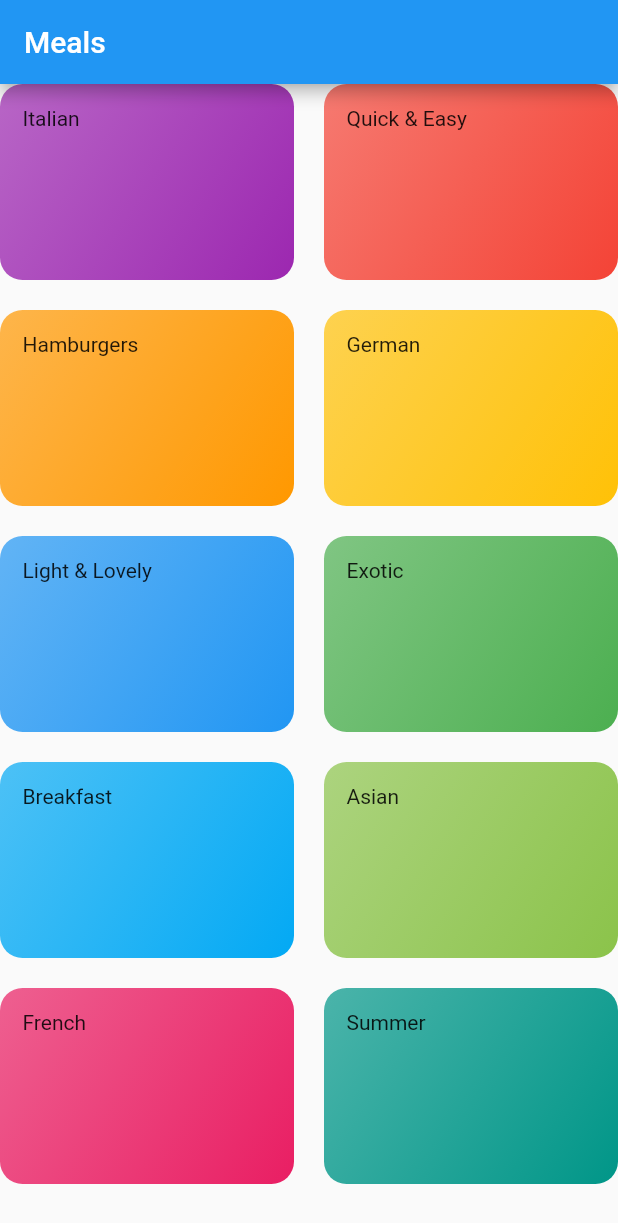
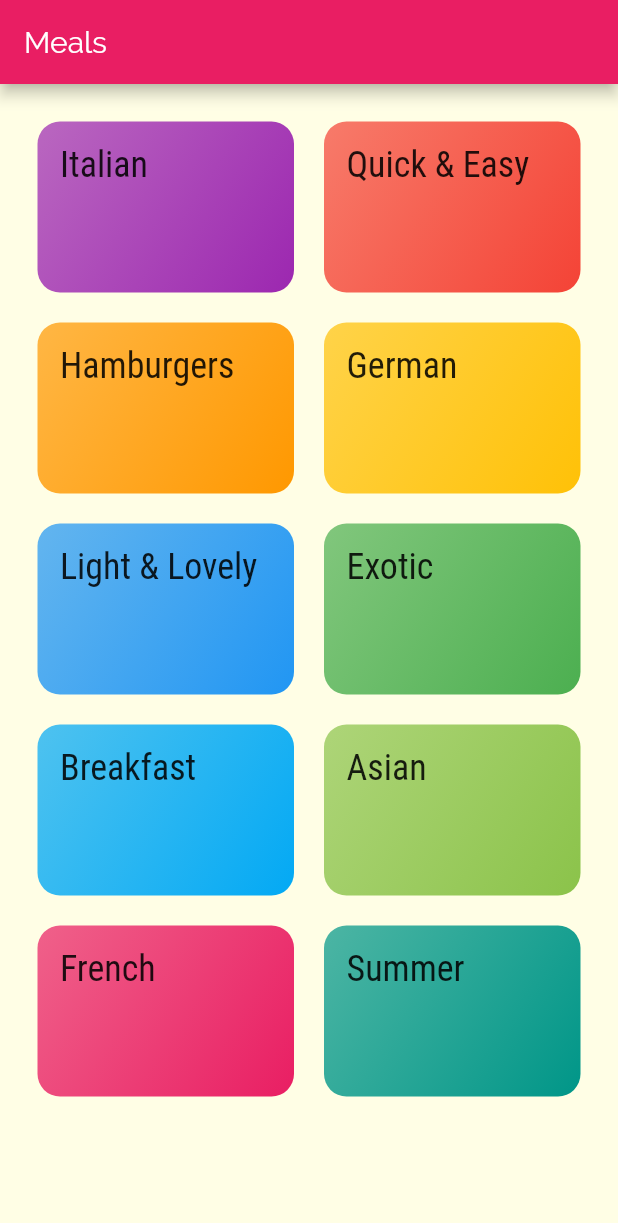
Before and after one commit to Sacxy/Meal-App, a Flutter app: the screen it shows after launch, on a phone screen of 412 x 824 dp. Shown: the top 1223 px of the screen. Run offline on Flutter 3.47's test engine with Material 2 defaults, Android fonts, the phone set to English and light mode, and no system bars.

Commit message:
Some Styling & fonts

```diff
--- a/lib/categories_screen.dart
+++ b/lib/categories_screen.dart
@@ -11,6 +11,7 @@ class CategoriesScreen extends StatelessWidget {
         title: const Text('Meals'),
       ),
       body: GridView(
+        padding: const EdgeInsets.all(25),
         children: DUMMY_CATEGORIES
             .map((catData) => CategoryItem(
                   catData.title,
--- a/lib/category_item.dart
+++ b/lib/category_item.dart
@@ -10,7 +10,7 @@ class CategoryItem extends StatelessWidget {
   Widget build(BuildContext context) {
     return Container(
       padding: EdgeInsets.all(15),
-      child: Text(title),
+      child: Text(title, style: Theme.of(context).textTheme.title,),
       decoration: BoxDecoration(
         gradient: LinearGradient(
           colors: [color.withOpacity(0.7), color],
--- a/lib/main.dart
+++ b/lib/main.dart
@@ -1,7 +1,6 @@
 import 'package:flutter/material.dart';
 
 import './categories_screen.dart';
-
 
 void main() => runApp(MyApp());
 
@@ -11,7 +10,22 @@ class MyApp extends StatelessWidget {
     return MaterialApp(
       title: 'DeliMeals',
       theme: ThemeData(
-        primarySwatch: Colors.blue,
+        primarySwatch: Colors.pink,
+        accentColor: Colors.amber,
+        canvasColor: Color.fromRGBO(255, 254, 229, 1),
+        fontFamily: "Raleway",
+        textTheme: ThemeData.light().textTheme.copyWith(
+              body1: TextStyle(
+                color: Color.fromRGBO(20, 51, 51, 1),
+              ),
+              body2: TextStyle(
+                color: Color.fromRGBO(20, 51, 51, 1),
+              ),
+              title: TextStyle(
+                fontSize: 24.0,
+                fontFamily: 'RobotoCondensed',
+              ),
+            ),
       ),
       home: CategoriesScreen(),
     );
```
Also changed, not shown: pubspec.yaml (+17 -6 lines), assets/fonts/Raleway-Black.ttf (added), assets/fonts/Raleway-Bold.ttf (added), assets/fonts/Raleway-Regular.ttf (added), assets/fonts/RobotoCondensed-Bold.ttf (added), assets/fonts/RobotoCondensed-Italic.ttf (added), assets/fonts/RobotoCondensed-Light.ttf (added), assets/fonts/RobotoCondensed-Regular.ttf (added).
